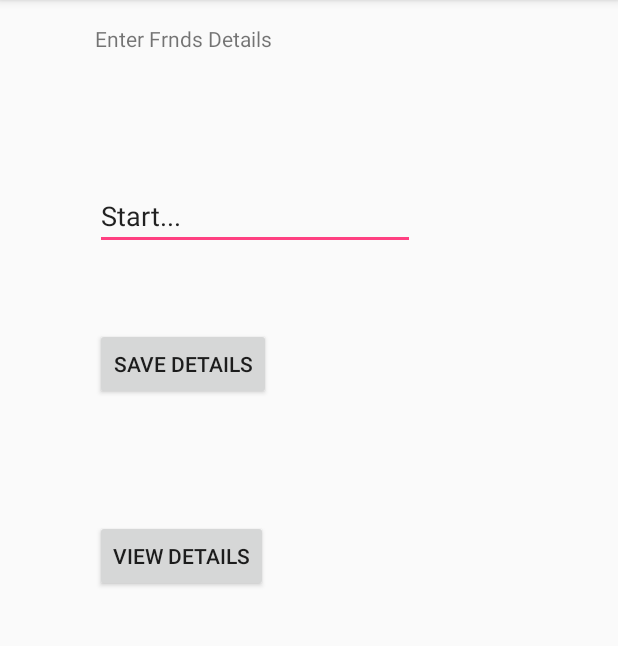
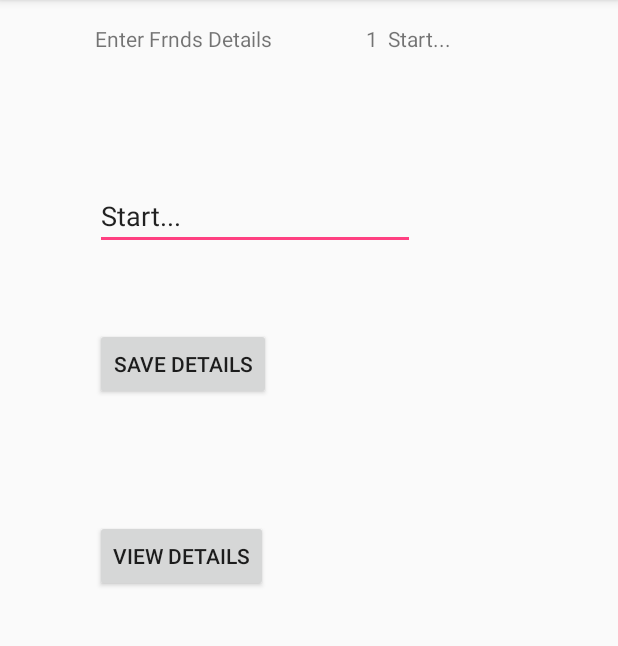
Before and after one commit to bhardwaj123rohit/Android3, an Android app: the StoreFrndDetail screen opened directly, with no data from a screen before it, after a tap on "VIEW DETAILS", on a phone screen of 412 x 824 dp, the part 84-730 px from its top. Run offline under Robolectric (Android 15) with nearby library versions, the phone set to English and light mode, and no system bars.

Commit message:
forth commit

```diff
--- a/app/src/main/java/com/example/rohit/tttfrag/DatabaseHandler.java
+++ b/app/src/main/java/com/example/rohit/tttfrag/DatabaseHandler.java
@@ -5,6 +5,7 @@ import android.content.Context;
 import android.database.Cursor;
 import android.database.sqlite.SQLiteDatabase;
 import android.database.sqlite.SQLiteOpenHelper;
+import android.util.Log;
 
 import java.util.ArrayList;
 import java.util.List;
@@ -62,7 +63,6 @@ public class DatabaseHandler extends SQLiteOpenHelper {
         SQLiteDatabase db = this.getWritableDatabase();
 
         ContentValues values = new ContentValues();
-        System.out.println("Quote inside database :"+det.getText());
         values.put(KEY_TEXT, det.getText()); // Quote text
 
         // Inserting Row
@@ -92,7 +92,7 @@ public class DatabaseHandler extends SQLiteOpenHelper {
         List<FrndDetail> fds = new ArrayList<FrndDetail>();
         // Select All Query
         String selectQuery = "SELECT  * FROM " + TABLE_QUOTES;
-
+        Log.v("GHANTA","Begins");
         SQLiteDatabase db = this.getWritableDatabase();
         Cursor cursor = db.rawQuery(selectQuery, null);
 
@@ -103,6 +103,7 @@ public class DatabaseHandler extends SQLiteOpenHelper {
                 fd.set_id(Integer.parseInt(cursor.getString(0)));
                 fd.setText(cursor.getString(1));
                 // Adding contact to list
+                Log.v("GHANTA",cursor.getString(1));
                 fds.add(fd);
             } while (cursor.moveToNext());
         }
--- a/app/src/main/java/com/example/rohit/tttfrag/StoreFrndDetail.java
+++ b/app/src/main/java/com/example/rohit/tttfrag/StoreFrndDetail.java
@@ -3,6 +3,7 @@ package com.example.rohit.tttfrag;
 import android.content.Intent;
 import android.support.v7.app.AppCompatActivity;
 import android.os.Bundle;
+import android.util.Log;
 import android.view.View;
 import android.widget.EditText;
 import android.widget.TextView;
@@ -37,9 +38,12 @@ public class StoreFrndDetail extends AppCompatActivity {
         DatabaseHandler dh = new DatabaseHandler(this);
         List<FrndDetail> ls = dh.getAllQuotes();
         String ns = new String();
+        Log.v("List Size",Integer.toString(ls.size()));
         for(int i = 0; i < ls.size(); i++) {
-            ns.concat(ls.get(i).get_id()+"  "+ls.get(i).getText());
+            Log.v("Pappu",ls.get(i).getText());
+            ns = ns.concat(ls.get(i).get_id()+"  "+ls.get(i).getText());
         }
+        Log.v("Database: ",ns);
         ((TextView)findViewById(R.id.textView4)).setText(ns);
     }
 }
--- a/app/src/main/res/layout/activity_main.xml
+++ b/app/src/main/res/layout/activity_main.xml
@@ -74,7 +74,7 @@
         android:layout_alignParentTop="true" />
 
     <Button
-        android:text="SaveFrndDetails"
+        android:text="Save Friends' Details"
         android:layout_width="wrap_content"
         android:layout_height="wrap_content"
         android:layout_below="@+id/addFriend"
```
